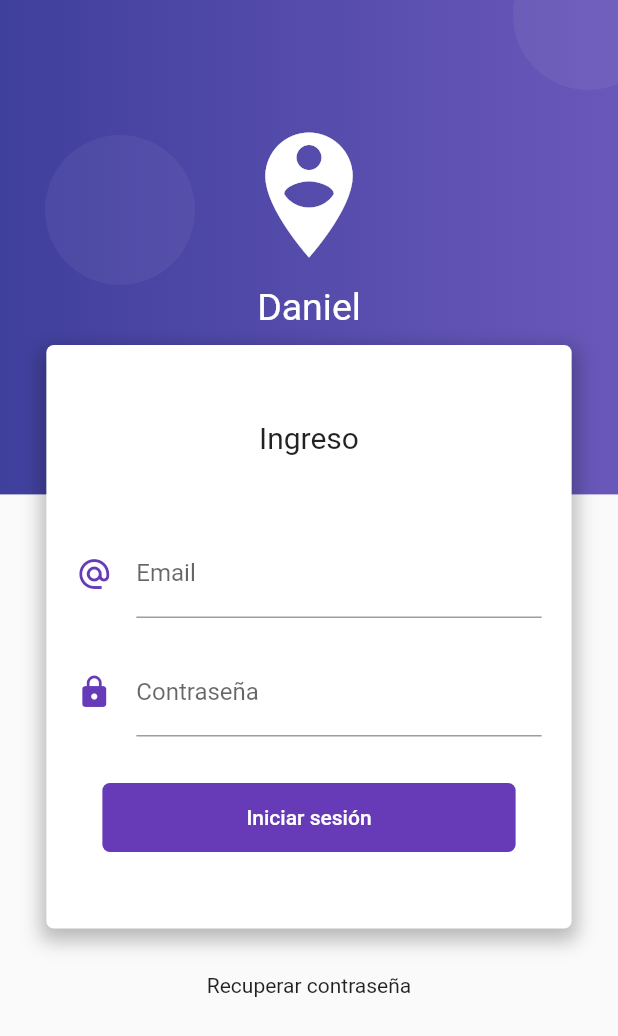
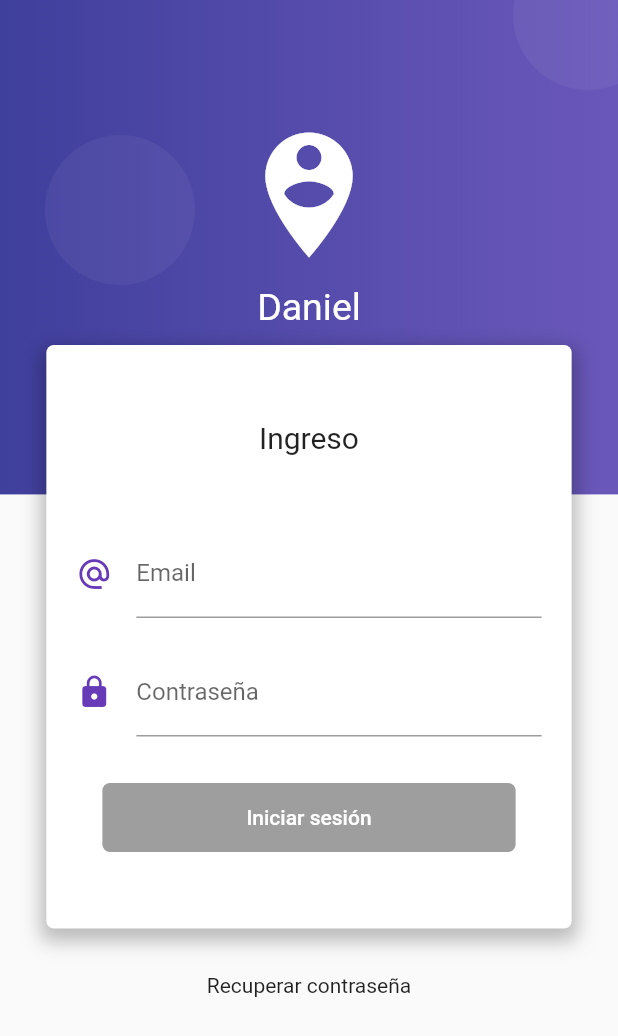
Before and after one commit to DannyStrelok/Flutter_formularios_practica, a Flutter app: the screen it shows after launch, on a phone screen of 412 x 824 dp. Shown: the top 1036 px of the screen. Run offline on Flutter 3.47's test engine with Material 2 defaults, Android fonts, the phone set to English and light mode, and no system bars; our stand-ins replace rxdart.

Commit message:
Patron BloC terminado. Provider (inheritedWidget) con singleton.

```diff
--- a/lib/main.dart
+++ b/lib/main.dart
@@ -1,4 +1,5 @@
 import 'package:flutter/material.dart';
+import 'package:flutter_form_validation/src/blocs/provider.dart';
 import 'package:flutter_form_validation/src/screens/home_screen.dart';
 import 'package:flutter_form_validation/src/screens/login_screen.dart';
 
@@ -11,13 +12,18 @@ void main() async {
 class MyApp extends StatelessWidget {
   @override
   Widget build(BuildContext context) {
-    return MaterialApp(
+    return Provider(
+      child: MaterialApp(
         title: 'Formularios',
         initialRoute: 'login',
         routes: {
           'login': (BuildContext context) => LoginScreen(),
           'home': (BuildContext context) => HomeScreen(),
         },
+        theme: ThemeData(
+          primaryColor: Colors.deepPurple
+        ),
+      )
     );
   }
 }
--- a/lib/src/blocs/login_bloc.dart
+++ b/lib/src/blocs/login_bloc.dart
@@ -1,18 +1,25 @@
+import 'dart:async';
+import 'package:rxdart/rxdart.dart';
+import 'package:flutter_form_validation/src/blocs/validators.dart';
 
-import 'dart:async';
+class LoginBloc with Validators {
 
-class LoginBloc {
-
-  final _emailController = StreamController<String>.broadcast();
-  final _passwordController = StreamController<String>.broadcast();
+  final _emailController = BehaviorSubject<String>();
+  final _passwordController = BehaviorSubject<String>();
 
   // RECUPERAR DATOS DEL STREAM
-  Stream<String> get emailStream => _emailController.stream;
-  Stream<String> get passwordStream => _passwordController.stream;
+  Stream<String> get emailStream => _emailController.stream.transform(validateEmail);
+  Stream<String> get passwordStream => _passwordController.stream.transform(validatePassword);
+  Stream<bool> get formValidStream =>
+    Rx.combineLatest2(emailStream, passwordStream, (a, b) => true);
 
   // INSERTAR VALORES AL STREAM, MANDAMOS REFERENCIA
   Function(String) get changeEmail => _emailController.sink.add;
   Function(String) get changePassword => _passwordController.sink.add;
+
+  // Obtener valores de los streams
+  String get email => _emailController.value;
+  String get password => _passwordController.value;
 
   dispose() {
     _emailController?.close();
--- /dev/null
+++ b/lib/src/blocs/provider.dart
@@ -0,0 +1,30 @@
+import 'package:flutter/material.dart';
+import 'package:flutter_form_validation/src/blocs/login_bloc.dart';
+
+class Provider extends InheritedWidget {
+
+  static Provider _instance;
+
+  factory Provider({ Key key, Widget child}) {
+    if(_instance == null) {
+      _instance = new Provider._internal(key: key, child: child);
+    }
+    return _instance;
+  }
+
+  Provider._internal({ Key key, Widget child})
+    : super(key: key, child: child);
+
+  final loginBloc = LoginBloc();
+
+  @override
+  bool updateShouldNotify(covariant InheritedWidget oldWidget) {
+    return true;
+  }
+
+  static LoginBloc of ( BuildContext context) {
+    return context.dependOnInheritedWidgetOfExactType<Provider>().loginBloc;
+  }
+
+
+}
--- a/lib/src/screens/login_screen.dart
+++ b/lib/src/screens/login_screen.dart
@@ -1,33 +1,28 @@
 import 'package:flutter/material.dart';
+import 'package:flutter_form_validation/src/blocs/login_bloc.dart';
+import 'package:flutter_form_validation/src/blocs/provider.dart';
 
 class LoginScreen extends StatelessWidget {
   @override
   Widget build(BuildContext context) {
     return Scaffold(
       body: Stack(
-        children: [
-          _loginBackground(context),
-          _loginForm(context)
-        ],
+        children: [_loginBackground(context), _loginForm(context)],
       ),
     );
   }
 
   Widget _loginBackground(BuildContext context) {
-
     final size = MediaQuery.of(context).size;
 
-    final backgroundColor =  Container(
+    final backgroundColor = Container(
       height: size.height * 0.4,
       width: double.infinity,
       decoration: BoxDecoration(
-        gradient: LinearGradient(
-          colors: <Color>[
+          gradient: LinearGradient(colors: <Color>[
         Color.fromRGBO(63, 63, 156, 1),
         Color.fromRGBO(90, 70, 178, 0.9),
-          ]
-        )
-      ),
+      ])),
     );
 
     final circle = Container(
@@ -42,58 +37,46 @@ class LoginScreen extends StatelessWidget {
     return Stack(
       children: [
         backgroundColor,
-        Positioned(
-          top: 90.0,
-            left: 30.0,
-            child: circle
-        ),
-        Positioned(
-            top: -40.0,
-            right: -30.0,
-            child: circle
-        ),
-        Positioned(
-            bottom: -50.0,
-            right: -10.0,
-            child: circle
-        ),
-
-        Positioned(
-            bottom: 120.0,
-            right: 25.0,
-            child: circle
-        ),
-
-        Positioned(
-            bottom: -50.0,
-            left: -20.0,
-            child: circle
-        ),
-
+        Positioned(top: 90.0, left: 30.0, child: circle),
+        Positioned(top: -40.0, right: -30.0, child: circle),
+        Positioned(bottom: -50.0, right: -10.0, child: circle),
+        Positioned(bottom: 120.0, right: 25.0, child: circle),
+        Positioned(bottom: -50.0, left: -20.0, child: circle),
         Container(
           padding: EdgeInsets.only(top: 80.0),
           child: Column(
             children: [
-              Icon(Icons.person_pin_circle, color: Colors.white, size: 100.0,),
-              SizedBox(height: 10.0, width: double.infinity,),
-              Text('Daniel', style: TextStyle(color: Colors.white, fontSize: 25.0),)
+              Icon(
+                Icons.person_pin_circle,
+                color: Colors.white,
+                size: 100.0,
+              ),
+              SizedBox(
+                height: 10.0,
+                width: double.infinity,
+              ),
+              Text(
+                'Daniel',
+                style: TextStyle(color: Colors.white, fontSize: 25.0),
+              )
             ],
           ),
         )
-
       ],
     );
-
   }
 
   Widget _loginForm(BuildContext context) {
-
     final size = MediaQuery.of(context).size;
+    final bloc = Provider.of(context);
 
     return SingleChildScrollView(
       child: Column(
         children: [
-          SafeArea(child: Container(height: 200.0,)),
+          SafeArea(
+              child: Container(
+            height: 200.0,
+          )),
           Container(
             width: size.width * 0.85,
             padding: EdgeInsets.symmetric(vertical: 50.0),
@@ -106,63 +89,94 @@ class LoginScreen extends StatelessWidget {
                       color: Colors.black26,
                       blurRadius: 10.0,
                       offset: Offset(0.0, 5.0),
-                  spreadRadius: 3.0
-                )
-              ]
-            ),
+                      spreadRadius: 3.0)
+                ]),
             child: Column(
               children: [
-                Text('Ingreso', style: TextStyle(fontSize: 20.0),),
-                SizedBox(height: 50.0,),
-                _emailField(),
-                SizedBox(height: 20.0,),
-                _passwordField(),
-                SizedBox(height: 30.0,),
-                _submitButton()
+                Text(
+                  'Ingreso',
+                  style: TextStyle(fontSize: 20.0),
+                ),
+                SizedBox(
+                  height: 50.0,
+                ),
+                _emailField(bloc),
+                SizedBox(
+                  height: 20.0,
+                ),
+                _passwordField(bloc),
+                SizedBox(
+                  height: 30.0,
+                ),
+                _submitButton(bloc)
               ],
             ),
           ),
           Text('Recuperar contraseña'),
-          SizedBox(height: 30.0,)
+          SizedBox(
+            height: 30.0,
+          )
         ],
       ),
     );
   }
 
-  Widget _emailField() {
+  Widget _emailField(LoginBloc bloc) {
+    return StreamBuilder(
+      stream: bloc.emailStream,
+      builder: (BuildContext context, AsyncSnapshot snapshot) {
         return Container(
           padding: EdgeInsets.symmetric(horizontal: 20.0),
           child: TextField(
             keyboardType: TextInputType.emailAddress,
             decoration: InputDecoration(
-          icon: Icon(Icons.alternate_email, color: Colors.deepPurple,),
+                icon: Icon(
+                  Icons.alternate_email,
+                  color: Colors.deepPurple,
+                ),
                 hintText: "username@email.com",
-          labelText: "Email"
+                labelText: "Email",
+                errorText: snapshot.error
             ),
+            onChanged: (value) => bloc.changeEmail(value),
           ),
+        );
+      },
     );
   }
 
-  Widget _passwordField() {
+  Widget _passwordField(LoginBloc bloc) {
+    return StreamBuilder(
+      stream: bloc.passwordStream,
+      builder: (BuildContext context, AsyncSnapshot snapshot) {
         return Container(
           padding: EdgeInsets.symmetric(horizontal: 20.0),
           child: TextField(
             obscureText: true,
             decoration: InputDecoration(
-            icon: Icon(Icons.lock, color: Colors.deepPurple,),
+                icon: Icon(
+                  Icons.lock,
+                  color: Colors.deepPurple,
+                ),
                 hintText: "12345678",
-            labelText: "Contraseña"
+                labelText: "Contraseña",
+              errorText: snapshot.error
             ),
+            onChanged: (value) => bloc.changePassword(value),
           ),
+        );
+      },
     );
   }
 
-  Widget _submitButton() {
+  Widget _submitButton(LoginBloc bloc) {
+
+    return StreamBuilder(
+      stream: bloc.formValidStream,
+        builder: (BuildContext context, AsyncSnapshot snapshot) {
           return RaisedButton(
-      onPressed: (){},
-      shape: RoundedRectangleBorder(
-        borderRadius: BorderRadius.circular(5.0)
-      ),
+            onPressed: snapshot.hasData ? () => _login(bloc, context) : null,
+            shape: RoundedRectangleBorder(borderRadius: BorderRadius.circular(5.0)),
             elevation: 0,
             color: Colors.deepPurple,
             textColor: Colors.white,
@@ -171,6 +185,16 @@ class LoginScreen extends StatelessWidget {
               child: Text('Iniciar sesión'),
             ),
           );
+
+        }
+    );
+  }
+
+  _login(LoginBloc bloc, BuildContext context) {
+    print("**************************");
+    print('email: ${bloc.email}');
+    print('password: ${bloc.password}');
+    Navigator.pushReplacementNamed(context, 'home');
   }
 
 }
--- a/pubspec.yaml
+++ b/pubspec.yaml
@@ -28,6 +28,7 @@ dependencies:
   # The following adds the Cupertino Icons font to your application.
   # Use with the CupertinoIcons class for iOS style icons.
   cupertino_icons: ^1.0.0
+  rxdart: ^0.24.1
 
 dev_dependencies:
   flutter_test:
```
Also changed, not shown: lib/src/blocs/validators.dart (added, +32 -0 lines), lib/src/screens/home_screen.dart (+12 -0 lines), pubspec.lock. Lines whose indentation alone changed are shown as unchanged.
